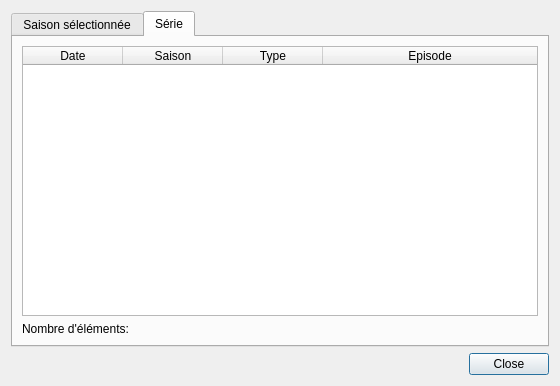
Old version of the form src/ui/dialogs/view_history.ui in the repository seigneurfuo/MyAnimeManager3.
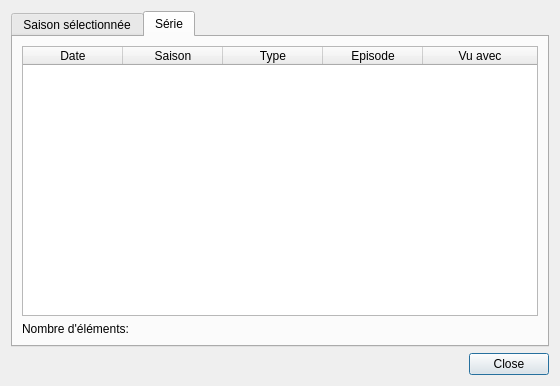
New version of the form. The open tabs and pages were chosen to show the change.

Commit message: Première mise en place d'ajouter des anis à un visonage afin de savoir avec qui on l'a vu tel ou tel épisode.

```diff
--- a/src/ui/dialogs/view_history.ui
+++ b/src/ui/dialogs/view_history.ui
@@ -108,6 +108,11 @@
            <string>Episode</string>
           </property>
          </column>
+         <column>
+          <property name="text">
+           <string>Vu avec</string>
+          </property>
+         </column>
         </widget>
        </item>
        <item>
```
Left out of the diff: 7 changed lines with no effect on the pictures. The commit also changes 7 other files.
